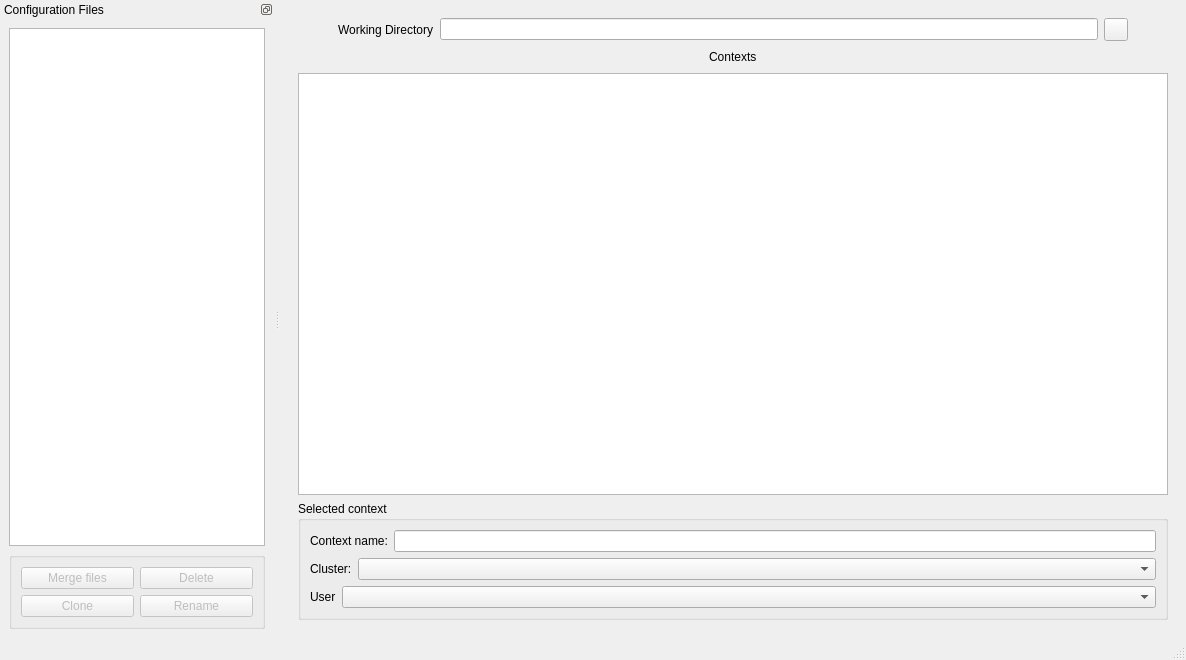
Before: the Qt Designer form src/mainwindow.ui in GentooXativa/KubeConfigManager, drawn with Qt 5.
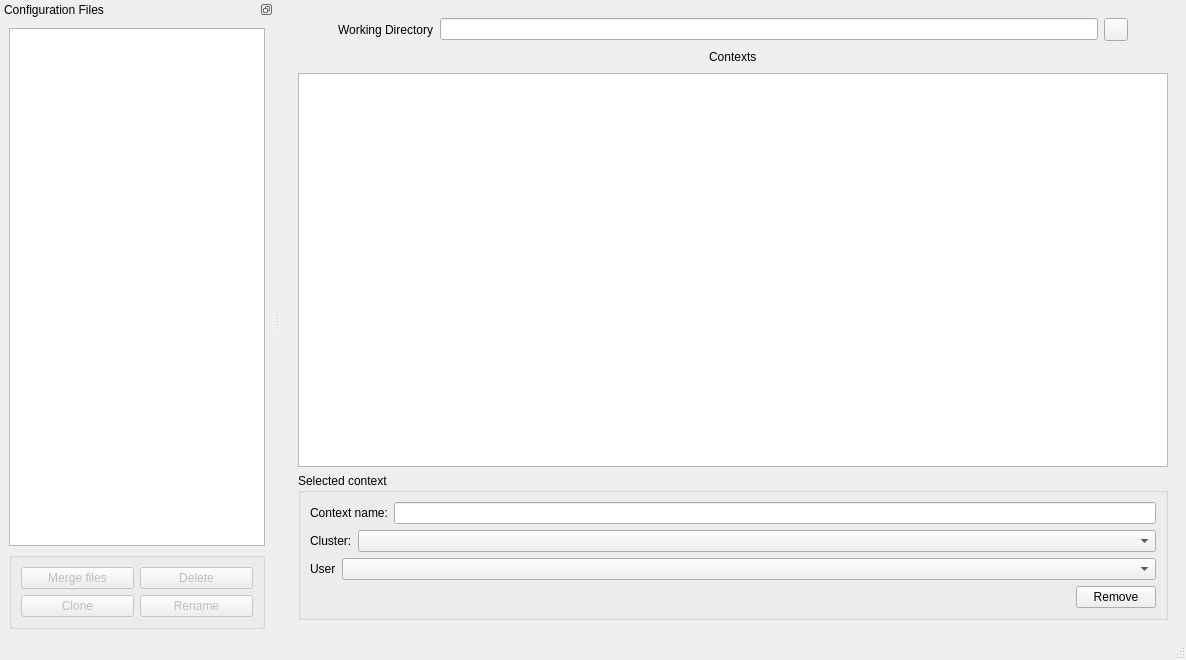
After: the same form once the commit is applied. Icons and pictures are not drawn.

Commit message: feat: add context removal functionality and versioning support

Patch:
```diff
--- a/src/mainwindow.ui
+++ b/src/mainwindow.ui
@@ -289,7 +289,31 @@
                 </layout>
                </item>
                <item>
-                <layout class="QHBoxLayout" name="horizontalLayout_7"/>
+                <layout class="QHBoxLayout" name="horizontalLayout_7">
+                 <item>
+                  <spacer name="horizontalSpacer_3">
+                   <property name="orientation">
+                    <enum>Qt::Orientation::Horizontal</enum>
+                   </property>
+                   <property name="sizeHint" stdset="0">
+                    <size>
+                     <width>40</width>
+                     <height>20</height>
+                    </size>
+                   </property>
+                  </spacer>
+                 </item>
+                 <item>
+                  <widget class="QPushButton" name="pushButtonRemoveSelectedContext">
+                   <property name="enabled">
+                    <bool>true</bool>
+                   </property>
+                   <property name="text">
+                    <string>Remove</string>
+                   </property>
+                  </widget>
+                 </item>
+                </layout>
                </item>
               </layout>
              </item>
```
Left out of the diff: 62 changed lines with no effect on the pictures. The commit also changes 6 other files.
